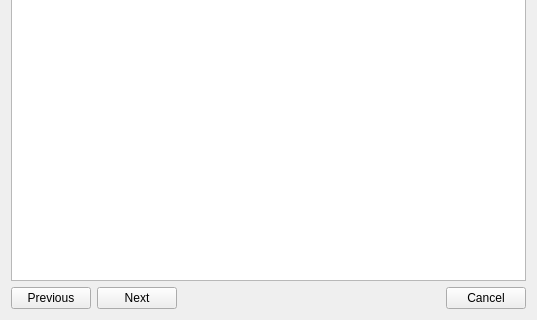
Old version of the form src/dlgcoverartfetcher.ui in the repository cardinot/mixxx; both pictures show x 0 to 537 and y 165 to 485 of the 537 by 485 pixel window.
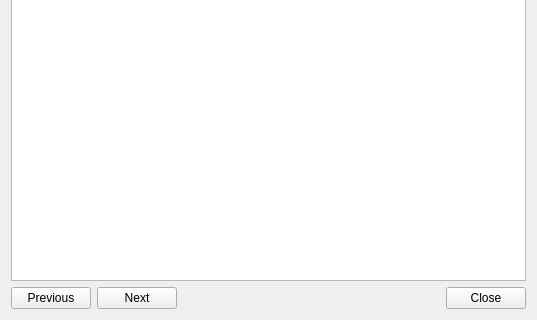
New version of the form.

Commit message: dlgcoverfetcher - rename button - from "cancel" to "close"

Patch:
```diff
--- a/src/dlgcoverartfetcher.ui
+++ b/src/dlgcoverartfetcher.ui
@@ -120,7 +120,7 @@
      <item>
       <widget class="QPushButton" name="btnCancel">
        <property name="text">
-        <string>Cancel</string>
+        <string>Close</string>
        </property>
       </widget>
      </item>
```
Left out of the diff: 2 changed lines with no effect on the pictures. The commit also changes 2 other files.
